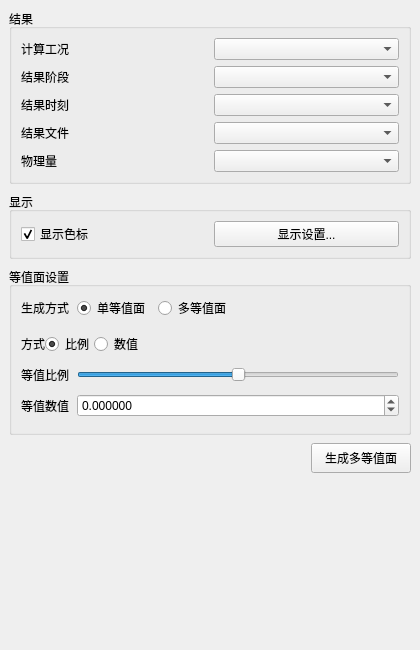
This is plugins/Base_PostProcessing/IsosurfaceSettingsWidget.ui in asd977/base_cae as Qt 5 draws it before an edit. The edited form follows.
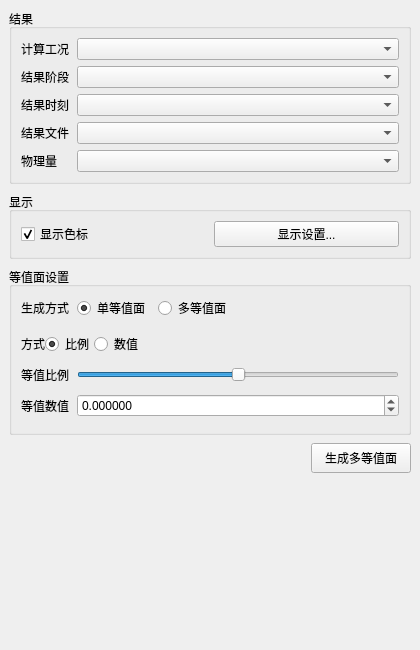
This is the edited form.

```diff
--- a/plugins/Base_PostProcessing/IsosurfaceSettingsWidget.ui
+++ b/plugins/Base_PostProcessing/IsosurfaceSettingsWidget.ui
@@ -37,10 +37,19 @@
      <layout class="QGridLayout" name="resultDataLayout">
       <item row="0" column="0">
        <widget class="QLabel" name="analysisLabel">
+ <property name="sizePolicy">
+  <sizepolicy hsizetype="Fixed" vsizetype="Preferred">
+   <horstretch>0</horstretch>
+   <verstretch>0</verstretch>
+  </sizepolicy>
+ </property>
         <property name="text">
          <string>计算工况</string>
         </property>
-       </widget>
+        <property name="wordWrap">
+  <bool>false</bool>
+ </property>
+</widget>
       </item>
       <item row="0" column="1">
        <widget class="QComboBox" name="analysisComboBox" />
@@ -53,40 +62,76 @@
       </property>
       <item row="1" column="0">
        <widget class="QLabel" name="resultStageLabel">
+ <property name="sizePolicy">
+  <sizepolicy hsizetype="Fixed" vsizetype="Preferred">
+   <horstretch>0</horstretch>
+   <verstretch>0</verstretch>
+  </sizepolicy>
+ </property>
         <property name="text">
          <string>结果阶段</string>
         </property>
-       </widget>
+        <property name="wordWrap">
+  <bool>false</bool>
+ </property>
+</widget>
       </item>
       <item row="1" column="1">
        <widget class="QComboBox" name="resultDirComboBox" />
       </item>
       <item row="2" column="0">
        <widget class="QLabel" name="resultTimeLabel">
+ <property name="sizePolicy">
+  <sizepolicy hsizetype="Fixed" vsizetype="Preferred">
+   <horstretch>0</horstretch>
+   <verstretch>0</verstretch>
+  </sizepolicy>
+ </property>
         <property name="text">
          <string>结果时刻</string>
         </property>
-       </widget>
+        <property name="wordWrap">
+  <bool>false</bool>
+ </property>
+</widget>
       </item>
       <item row="2" column="1">
        <widget class="QComboBox" name="resultTimeComboBox" />
       </item>
       <item row="3" column="0">
        <widget class="QLabel" name="resultTypeLabel">
+ <property name="sizePolicy">
+  <sizepolicy hsizetype="Fixed" vsizetype="Preferred">
+   <horstretch>0</horstretch>
+   <verstretch>0</verstretch>
+  </sizepolicy>
+ </property>
         <property name="text">
          <string>结果文件</string>
         </property>
-       </widget>
+        <property name="wordWrap">
+  <bool>false</bool>
+ </property>
+</widget>
       </item>
       <item row="3" column="1">
        <widget class="QComboBox" name="stepComboBox" />
       </item>
       <item row="4" column="0">
        <widget class="QLabel" name="scalarLabel">
+ <property name="sizePolicy">
+  <sizepolicy hsizetype="Fixed" vsizetype="Preferred">
+   <horstretch>0</horstretch>
+   <verstretch>0</verstretch>
+  </sizepolicy>
+ </property>
         <property name="text">
          <string>物理量</string>
         </property>
-       </widget>
+        <property name="wordWrap">
+  <bool>false</bool>
+ </property>
+</widget>
       </item>
       <item row="4" column="1">
        <widget class="QComboBox" name="scalarComboBox" />
```
Left out of the diff: 33 changed lines with no effect on the pictures.
